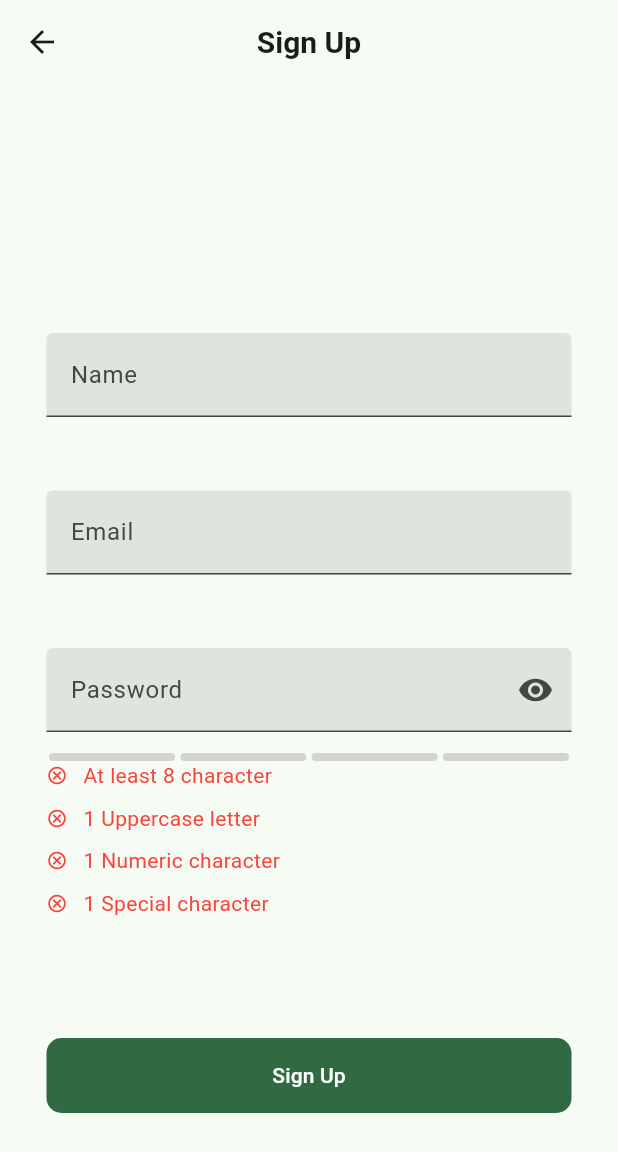
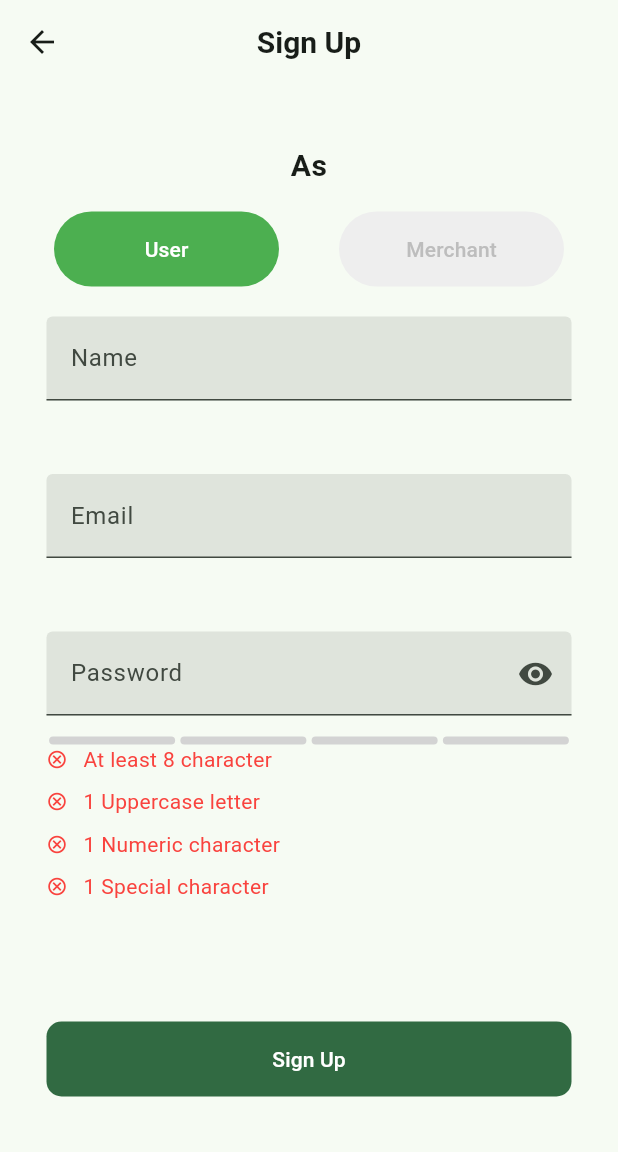
Before and after one commit to plantngo/plantngo_mobile, a Flutter app: the SignUpScreen screen opened by its route, on a phone screen of 412 x 824 dp. Shown: the top 1152 px of the screen. Run offline on Flutter 3.47's test engine with Material 2 defaults, Android fonts, the phone set to English and light mode, and no system bars; drawn by our look-alikes of flutter_pw_validator; our stand-ins replace email_validator; missing offline and left inert: dart:ffi.

Commit message:
Added User Types selection

```diff
--- a/lib/screens/login/signup_screen.dart
+++ b/lib/screens/login/signup_screen.dart
@@ -18,10 +18,12 @@ class _SignUpScreenState extends State<SignUpScreen> {
   final _signUpFormKey = GlobalKey<FormState>();
 
   bool _isObscure = true;
+  bool _isUser = true;
+
   final TextEditingController _nameController = TextEditingController();
   final TextEditingController _emailController = TextEditingController();
   final TextEditingController _passwordController = TextEditingController();
-
+  final TextEditingController _usertypeController = TextEditingController();
   @override
   dispose() {
     super.dispose();
@@ -31,13 +33,23 @@ class _SignUpScreenState extends State<SignUpScreen> {
   }
 
   void signUpUser() {
+    print("email: " +
+        _emailController.text +
+        " name: " +
+        _nameController.text +
+        " username: " +
+        _emailController.text +
+        " password: " +
+        _passwordController.text +
+        " userType: " +
+        _usertypeController.text);
     authService.signUpUser(
         context: context,
         email: _emailController.text,
         name: _nameController.text,
         username: _emailController.text,
         password: _passwordController.text,
-        accType: "USER");
+        accType: _usertypeController.text);
   }
 
   @override
@@ -52,7 +64,10 @@ class _SignUpScreenState extends State<SignUpScreen> {
       ),
       body: Column(
         children: [
-          const SizedBox(height: 150),
+          const SizedBox(height: 40),
+          const Text("As",
+              textAlign: TextAlign.center,
+              style: TextStyle(fontSize: 20, fontWeight: FontWeight.bold)),
           Row(mainAxisAlignment: MainAxisAlignment.center, children: [
             Form(
               key: _signUpFormKey,
@@ -60,6 +75,54 @@ class _SignUpScreenState extends State<SignUpScreen> {
                 padding: const EdgeInsets.all(16),
                 child: Column(
                   children: [
+                    Row(mainAxisAlignment: MainAxisAlignment.center, children: [
+                      SizedBox(
+                        width: 150,
+                        height: 50,
+                        child: ElevatedButton(
+                            style: ElevatedButton.styleFrom(
+                                    foregroundColor: _isUser
+                                        ? Colors.white
+                                        : Colors.grey[400],
+                                    backgroundColor: _isUser
+                                        ? Colors.green
+                                        : Colors.grey[200])
+                                .copyWith(
+                              elevation: ButtonStyleButton.allOrNull(0.0),
+                            ),
+                            child: const Text('User'),
+                            onPressed: () {
+                              _usertypeController.text = "USER";
+                              setState(() {
+                                _isUser = true;
+                              });
+                            }),
+                      ),
+                      const SizedBox(width: 40),
+                      SizedBox(
+                        width: 150,
+                        height: 50,
+                        child: ElevatedButton(
+                            style: ElevatedButton.styleFrom(
+                                    foregroundColor: !_isUser
+                                        ? Colors.white
+                                        : Colors.grey[400],
+                                    backgroundColor: !_isUser
+                                        ? Colors.green
+                                        : Colors.grey[200])
+                                .copyWith(
+                              elevation: ButtonStyleButton.allOrNull(0.0),
+                            ),
+                            child: const Text('Merchant'),
+                            onPressed: () {
+                              _usertypeController.text = "MERCHANT";
+                              setState(() {
+                                _isUser = false;
+                              });
+                            }),
+                      ),
+                    ]),
+                    const SizedBox(height: 20),
                     Container(
                       decoration: BoxDecoration(
                         borderRadius: BorderRadius.circular(8),
@@ -120,14 +183,8 @@ class _SignUpScreenState extends State<SignUpScreen> {
                             }),
                           ),
                         ),
+                        validator: (value) {},
                         obscureText: _isObscure,
-                        // validator: ((value) {
-                        //   if (value == null || value.isEmpty) {
-                        //     return 'Please enter a valid password';
-                        //   } else if (value.length < 8) {
-                        //     return 'The password must have a minimum of 8 characters';
-                        //   }
-                        // }),
                       ),
                     ),
                     FlutterPwValidator(
```
